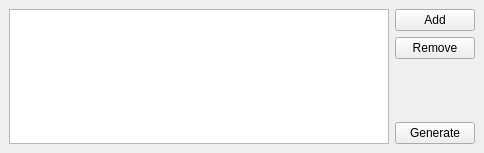
m1lhaus/e4tcl, file uic/mainform.ui: the form before one commit.
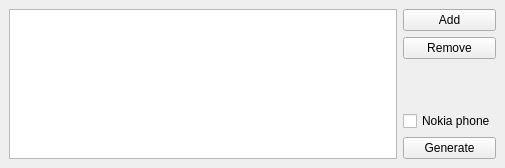
The form after the commit. Icons and pictures are not drawn.

Commit message: added support for nokia vcard format

The edit to the form file:
```diff
--- a/uic/mainform.ui
+++ b/uic/mainform.ui
@@ -6,8 +6,8 @@
    <rect>
     <x>0</x>
     <y>0</y>
-    <width>484</width>
-    <height>153</height>
+    <width>505</width>
+    <height>168</height>
    </rect>
   </property>
   <property name="windowTitle">
@@ -58,6 +58,13 @@
         </property>
        </spacer>
       </item>
+      <item>
+       <widget class="QCheckBox" name="nokiaCheckBox">
+        <property name="text">
+         <string>Nokia phone</string>
+        </property>
+       </widget>
+      </item>
       <item>
        <widget class="QPushButton" name="generateBtn">
         <property name="text">
```
The commit also changes 5 other files.
